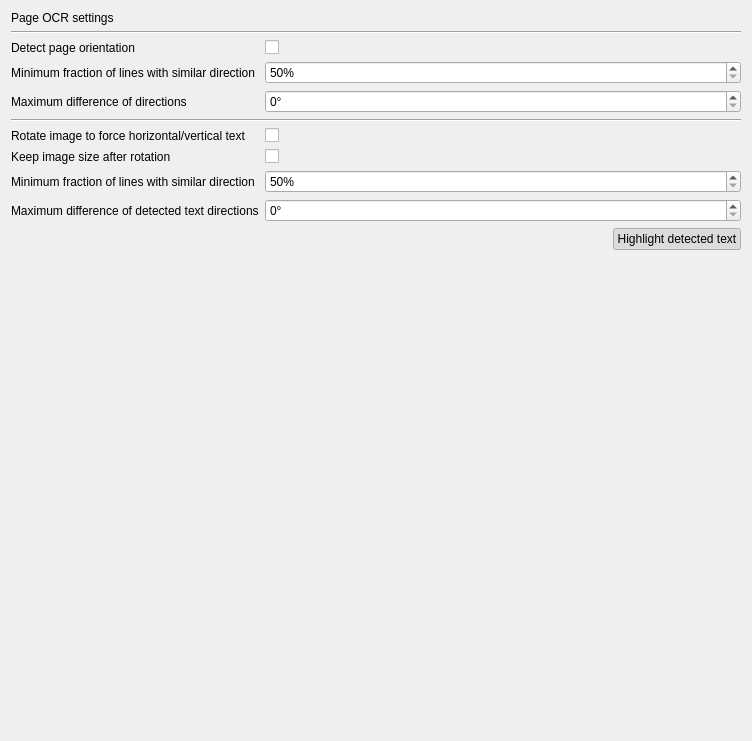
First picture: the form in src/gui/ocr_settings_widget.ui, repository p12tic/sanescan, before the edit.
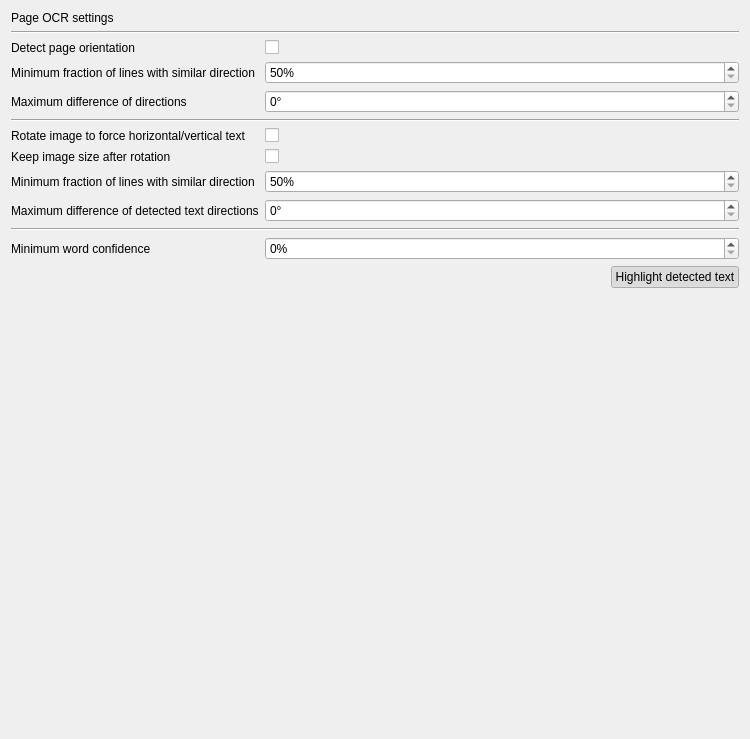
Second picture: the form after the edit.

Commit message: gui: Implement a way to set minimum word confidence

What changed in the file:
```diff
--- a/src/gui/ocr_settings_widget.ui
+++ b/src/gui/ocr_settings_widget.ui
@@ -6,8 +6,8 @@
    <rect>
     <x>0</x>
     <y>0</y>
-    <width>752</width>
-    <height>741</height>
+    <width>750</width>
+    <height>739</height>
    </rect>
   </property>
   <property name="windowTitle">
@@ -171,6 +171,33 @@
        </property>
       </widget>
      </item>
+     <item row="9" column="0">
+      <widget class="QLabel" name="label_word_confidence">
+       <property name="text">
+        <string>Minimum word confidence</string>
+       </property>
+      </widget>
+     </item>
+     <item row="9" column="1">
+      <widget class="QSpinBox" name="spinbox_word_confidence">
+       <property name="suffix">
+        <string>%</string>
+       </property>
+       <property name="maximum">
+        <number>100</number>
+       </property>
+       <property name="value">
+        <number>0</number>
+       </property>
+      </widget>
+     </item>
+     <item row="8" column="0" colspan="2">
+      <widget class="Line" name="line_2">
+       <property name="orientation">
+        <enum>Qt::Horizontal</enum>
+       </property>
+      </widget>
+     </item>
     </layout>
    </item>
    <item>
```
The commit also changes 9 other files.
